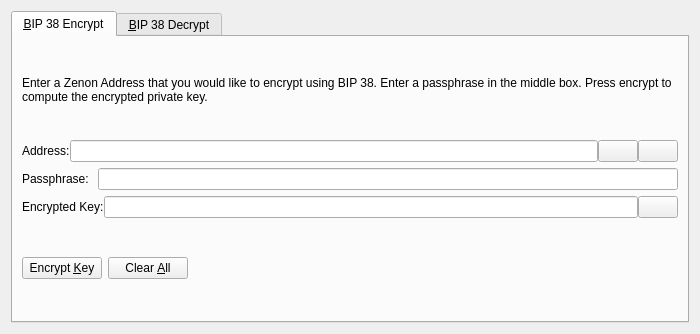
This is src/qt/forms/bip38tooldialog.ui in zenonnetwork/zenon as Qt 5 draws it before an edit. The edited form follows.
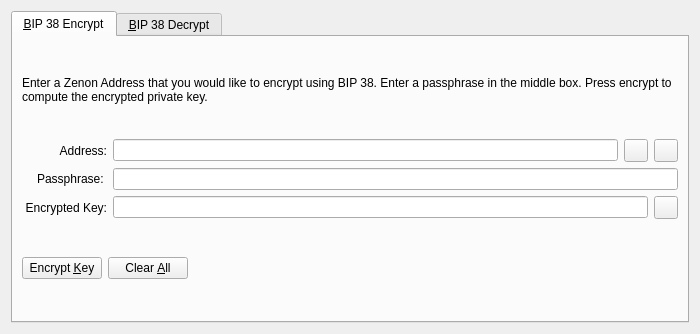
This is the edited form. The open tabs and pages were chosen to show the change. Icons and pictures are not drawn. Custom widgets are drawn as their Qt base class.

```diff
--- a/src/qt/forms/bip38tooldialog.ui
+++ b/src/qt/forms/bip38tooldialog.ui
@@ -42,11 +42,17 @@
        </item>
        <item>
         <layout class="QHBoxLayout" name="horizontalLayout_1_ENC">
-         <property name="spacing">
-          <number>0</number>
-         </property>
          <item>
           <widget class="QLabel" name="label_5">
+           <property name="alignment">
+            <set>Qt::AlignRight|Qt::AlignTrailing|Qt::AlignVCenter</set>
+           </property>
+           <property name="minimumSize">
+            <size>
+             <width>85</width>
+             <height>0</height>
+            </size>
+           </property>
            <property name="text">
             <string>Address:</string>
            </property>
@@ -60,7 +66,7 @@
           </widget>
          </item>
          <item>
-          <widget class="QPushButton" name="addressBookButton_ENC">
+          <widget class="QToolButton" name="addressBookButton_ENC">
            <property name="toolTip">
             <string>Choose previously used address</string>
            </property>
@@ -74,13 +80,10 @@
            <property name="shortcut">
             <string>Alt+A</string>
            </property>
-           <property name="autoDefault">
-            <bool>false</bool>
-           </property>
           </widget>
          </item>
          <item>
-          <widget class="QPushButton" name="pasteButton_ENC">
+          <widget class="QToolButton" name="pasteButton_ENC">
            <property name="toolTip">
             <string>Paste address from clipboard</string>
            </property>
@@ -94,9 +97,6 @@
            <property name="shortcut">
             <string>Alt+P</string>
            </property>
-           <property name="autoDefault">
-            <bool>false</bool>
-           </property>
           </widget>
          </item>
         </layout>
@@ -105,6 +105,15 @@
         <layout class="QHBoxLayout" name="horizontalLayout_5">
          <item>
           <widget class="QLabel" name="label_6">
+           <property name="alignment">
+            <set>Qt::AlignRight|Qt::AlignTrailing|Qt::AlignVCenter</set>
+           </property>
+           <property name="minimumSize">
+            <size>
+             <width>85</width>
+             <height>0</height>
+            </size>
+           </property>
            <property name="text">
             <string>Passphrase: </string>
            </property>
@@ -121,11 +130,17 @@
        </item>
        <item>
         <layout class="QHBoxLayout" name="horizontalLayout_2_ENC">
-         <property name="spacing">
-          <number>0</number>
-         </property>
          <item>
           <widget class="QLabel" name="encryptedKeyLabel_ENC">
+           <property name="alignment">
+            <set>Qt::AlignRight|Qt::AlignTrailing|Qt::AlignVCenter</set>
+           </property>
+           <property name="minimumSize">
+            <size>
+             <width>85</width>
+             <height>0</height>
+            </size>
+           </property>
            <property name="text">
             <string>Encrypted Key:</string>
            </property>
@@ -147,7 +162,7 @@
           </widget>
          </item>
          <item>
-          <widget class="QPushButton" name="copyKeyButton_ENC">
+          <widget class="QToolButton" name="copyKeyButton_ENC">
            <property name="toolTip">
             <string>Copy the current signature to the system clipboard</string>
            </property>
@@ -158,9 +173,6 @@
             <iconset resource="../Zenon.qrc">
              <normaloff>:/icons/editcopy</normaloff>:/icons/editcopy</iconset>
            </property>
-           <property name="autoDefault">
-            <bool>false</bool>
-           </property>
           </widget>
          </item>
         </layout>
```
Left out of the diff: 50 changed lines with no effect on the pictures.
